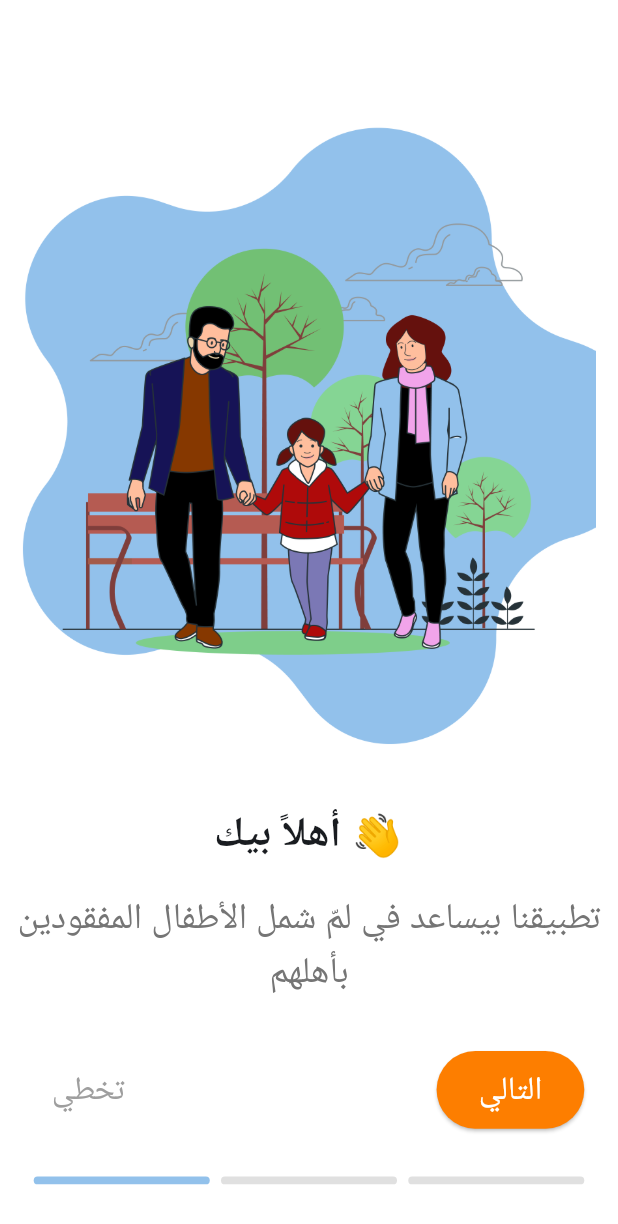
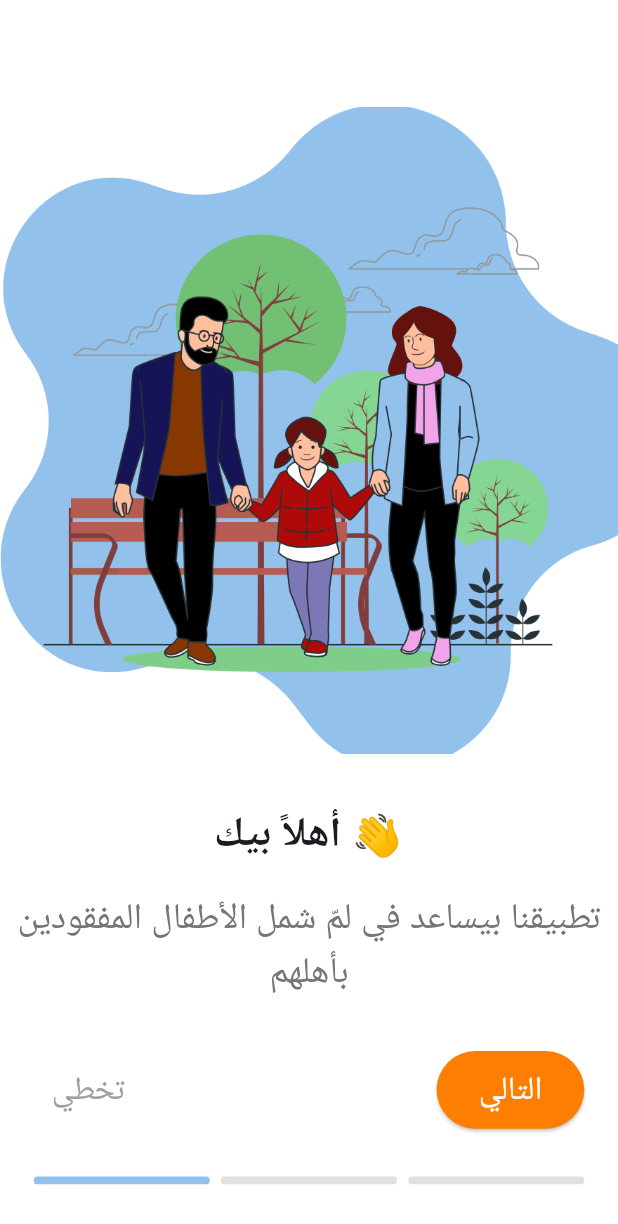
Before and after one commit to rofidarashed/kheet_amal, a Flutter app: the screen it shows after launch, on a phone screen of 412 x 824 dp. Shown: the top 1224 px of the screen. Run offline on Flutter 3.47's test engine with Material 3 defaults, Android fonts, the phone set to English and light mode, and no system bars; our stand-ins replace bloc, country_code_picker, easy_localization, firebase_core, flutter_bloc, flutter_screenutil and 4 more; accounts and stored records are empty.

Commit message:
Refactor onboarding screen image

```diff
--- a/lib/feature/onboarding/onboarding_screen.dart
+++ b/lib/feature/onboarding/onboarding_screen.dart
@@ -106,10 +106,10 @@ class _OnboardingScreenState extends State<OnboardingScreen> {
       child: Column(
         mainAxisAlignment: MainAxisAlignment.center,
         children: [
-          Container(
-            width: 500.w,
+          SizedBox(
+            width: double.infinity,
             height: 500.h,
-            child: Image.asset(image, fit: BoxFit.contain),
+            child: Image.asset(image, fit: BoxFit.cover),
           ),
 
           SizedBox(height: 40.h),
@@ -180,13 +180,13 @@ class _OnboardingScreenState extends State<OnboardingScreen> {
     required VoidCallback onPressed,
   }) {
     return Padding(
-      padding: EdgeInsets.all(10.w),
+      padding: EdgeInsets.all(0.w),
       child: Column(
         mainAxisAlignment: MainAxisAlignment.center,
         children: [
-          Container(
-            width: 500.w,
-            height: 400.h,
+          SizedBox(
+            width: double.infinity,
+            height: 500.h,
             child: Image.asset(image, fit: BoxFit.contain),
           ),
 
```
